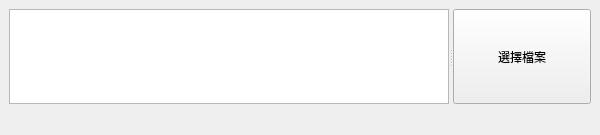
Sugar0406/DataViwer, file CSVimporter/CSVimporter.ui: the form before one commit.
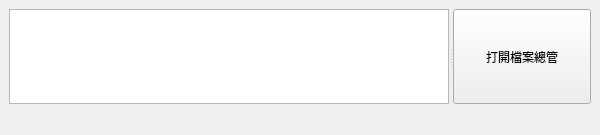
The form after the commit.

The edit to the form file:
```diff
--- a/CSVimporter/CSVimporter.ui
+++ b/CSVimporter/CSVimporter.ui
@@ -39,7 +39,7 @@
         <cursorShape>PointingHandCursor</cursorShape>
        </property>
        <property name="text">
-        <string>選擇檔案</string>
+        <string>打開檔案總管</string>
        </property>
       </widget>
      </widget>
```
Left out of the diff: 6 changed lines with no effect on the pictures.
